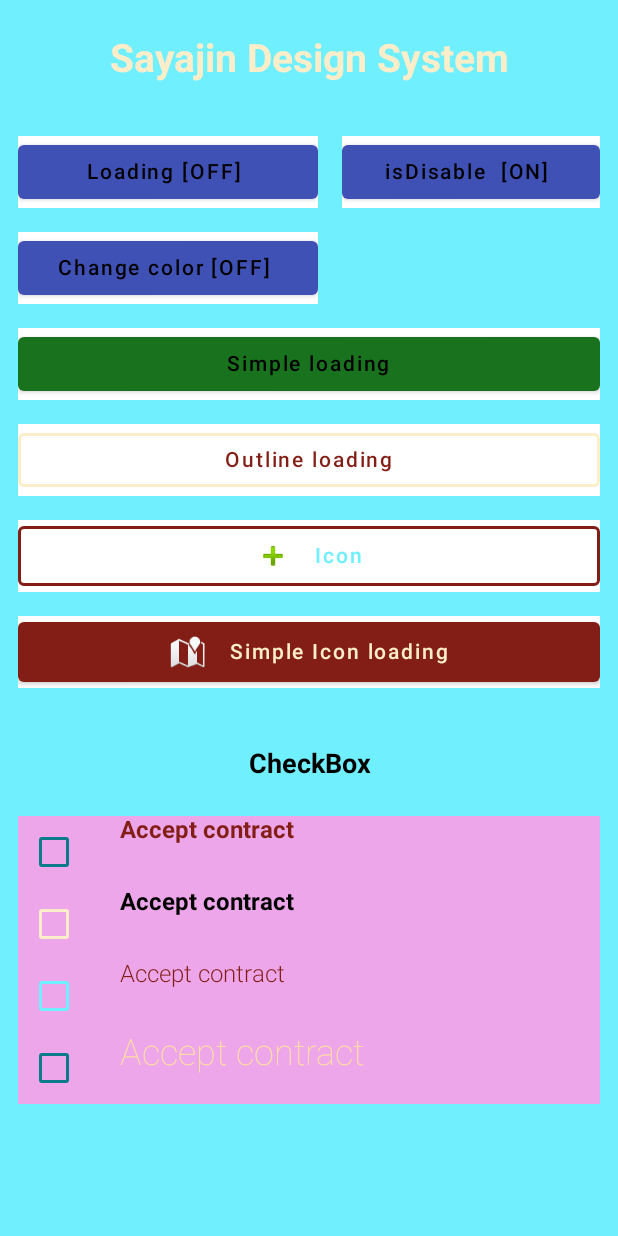
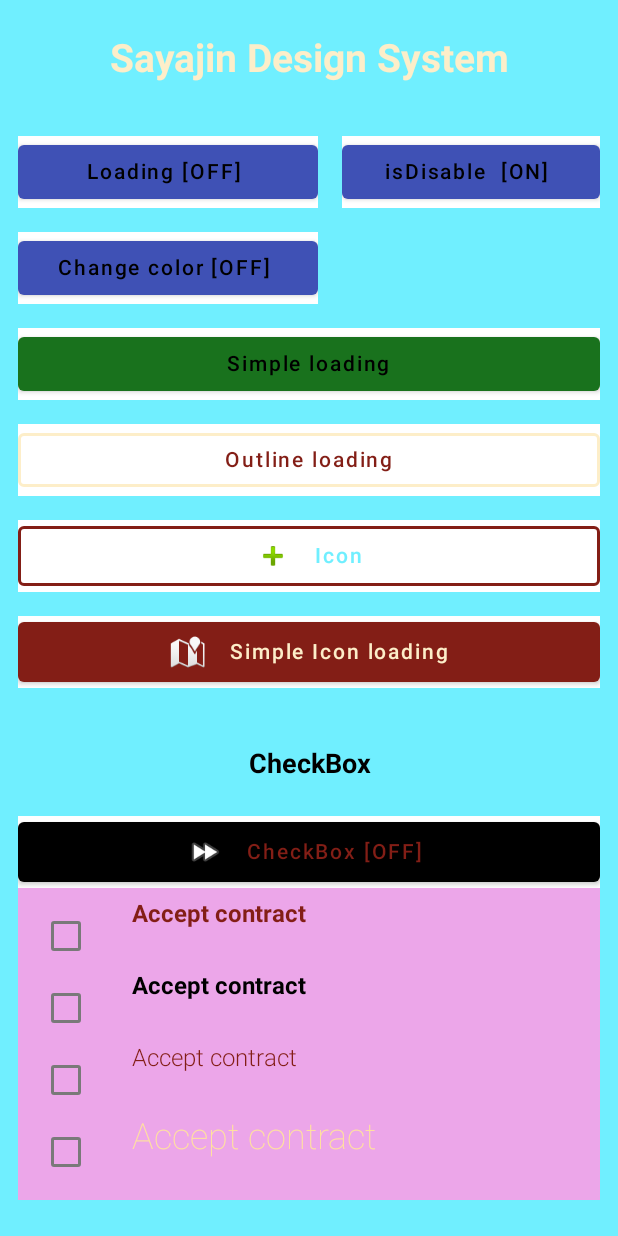
Before and after one commit to lnsantos/ComposeProjects, an Android app built with Jetpack Compose: the screen it shows after launch (MainActivity), on a phone screen of 412 x 824 dp. Run offline under Robolectric (Android 15) with nearby library versions, the phone set to English and light mode, and no system bars.

Commit message:
added checkbox exemple

```diff
--- a/app/src/main/java/com/lnsantos/sayajinds/MainActivity.kt
+++ b/app/src/main/java/com/lnsantos/sayajinds/MainActivity.kt
@@ -61,6 +61,7 @@ internal class MainActivity : ComponentActivity() {
 fun DefaultPreview(ctx: Context?) {
     var enabledButton by remember { mutableStateOf(true) }
     var enabledLoading by remember { mutableStateOf(false) }
+    var stateCheckbox by remember { mutableStateOf(false) }
 
     Column(
         modifier = Modifier.background(SayajinColor.UI.BackgroundScreen)
@@ -248,20 +249,36 @@ fun DefaultPreview(ctx: Context?) {
                     .align(Alignment.CenterHorizontally),
                 textAlign = TextAlign.Center
             )
+
+            UIButton(
+                style = UIButtonStyle.Simples(
+                    backgroundColor = SayajinColor.getColor().WhiteBrand100,
+                    text = "CheckBox ${
+                        if (stateCheckbox) "[ON]" else "[OFF]"
+                    } ",
+                    textColor = SayajinColor.getColor().RedBrand100,
+                    enabled = true,
+                    imagem = UIButtonImage(
+                        icon = android.R.drawable.ic_media_ff
+                    )
+                ),
+                onClickCallback = { stateCheckbox = !stateCheckbox },
+                modifier = Modifier.fillMaxWidth()
+            )
             Column(
-                Modifier.background(Color(0xFFECA6E9))
+                Modifier.background(Color(0xFFECA6E9)).padding(8.dp)
             ) {
                 UICheckBoxText(
                     onState = { },
-                    enabled = mutableStateOf(value = true),
+                    enabled = mutableStateOf(stateCheckbox),
                     uncheckedColor = SayajinColor.getColor().BlueBrand100,
                     scale = 1f,
                     text = "Accept contract",
-                    fontColor = SayajinColor.getColor().RedBrand100
+                    fontColor = SayajinColor.getColor().RedBrand100,
                 )
                 UICheckBoxText(
                     onState = { },
-                    enabled = mutableStateOf(value = true),
+                    enabled = mutableStateOf(stateCheckbox),
                     uncheckedColor = SayajinColor.getColor().YellowBrand100,
                     checkedColor = SayajinColor.getColor().RedBrand100,
                     checkmarkColor = SayajinColor.getColor().WhiteBrand100,
@@ -271,7 +288,7 @@ fun DefaultPreview(ctx: Context?) {
                 )
                 UICheckBoxText(
                     onState = { },
-                    enabled = mutableStateOf(value = true),
+                    enabled = mutableStateOf(stateCheckbox),
                     uncheckedColor = SayajinColor.getColor().BackgroundScreen,
                     scale = 1f,
                     text = "Accept contract",
@@ -282,7 +299,7 @@ fun DefaultPreview(ctx: Context?) {
                 )
                 UICheckBoxText(
                     onState = { },
-                    enabled = mutableStateOf(value = true),
+                    enabled = mutableStateOf(stateCheckbox),
                     uncheckedColor = SayajinColor.getColor().BlueBrand100,
                     scale = 1f,
                     text = "Accept contract",
--- a/app/src/main/java/com/lnsantos/sayajinds/checkbox/UICheckBox.kt
+++ b/app/src/main/java/com/lnsantos/sayajinds/checkbox/UICheckBox.kt
@@ -23,13 +23,13 @@ import com.lnsantos.sayajinds.color.SayajinColor
 @Preview
 @Composable
 private fun preview(){
-    var state by remember { mutableStateOf(true) }
+    var state by remember { mutableStateOf(false) }
 
     UICheckBoxText(
-        scale = 4f,
+        scale = 1f,
         onState = { },
         enabled = mutableStateOf(state),
-        text = "Accept contract"
+        text = "Accept contract",
     )
 }
 
@@ -43,7 +43,7 @@ fun UICheckBoxText(
     fontWeight: FontWeight = FontWeight.Bold,
     onState:(Boolean) -> Unit,
     startState: Boolean = false,
-    enabled: MutableState<Boolean> = mutableStateOf(false),
+    enabled: MutableState<Boolean> = mutableStateOf(true),
     checkedColor: Color = SayajinColor.getColor().YellowBrand100,
     uncheckedColor: Color = Color.Red,
     checkmarkColor: Color = SayajinColor.getColor().RedBrand100
```
Also changed, not shown: 3 other files.
